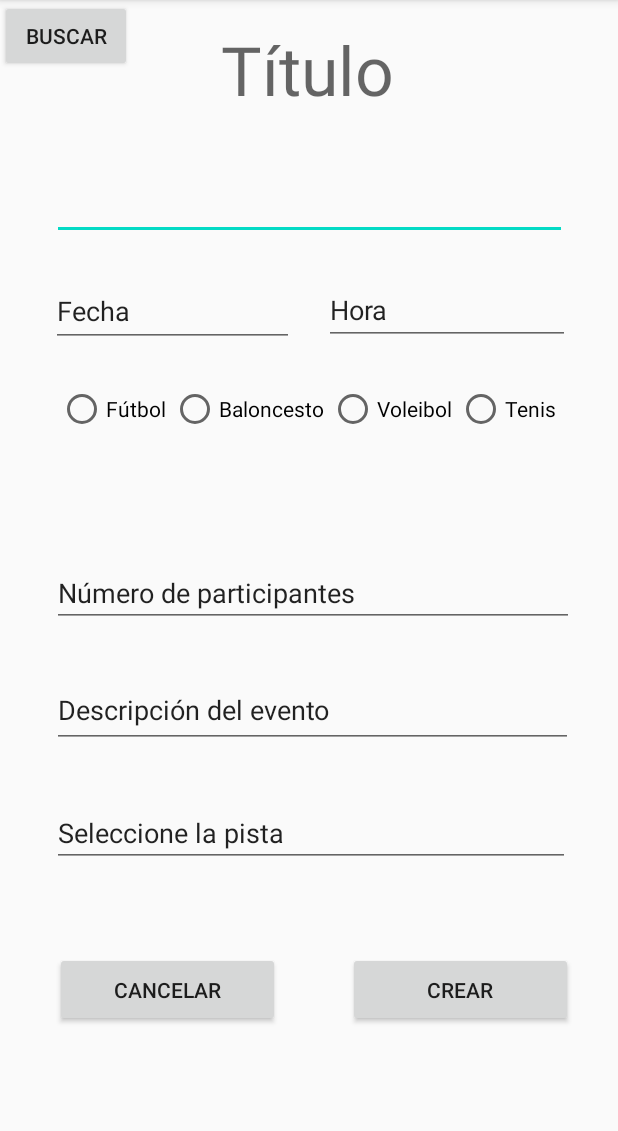
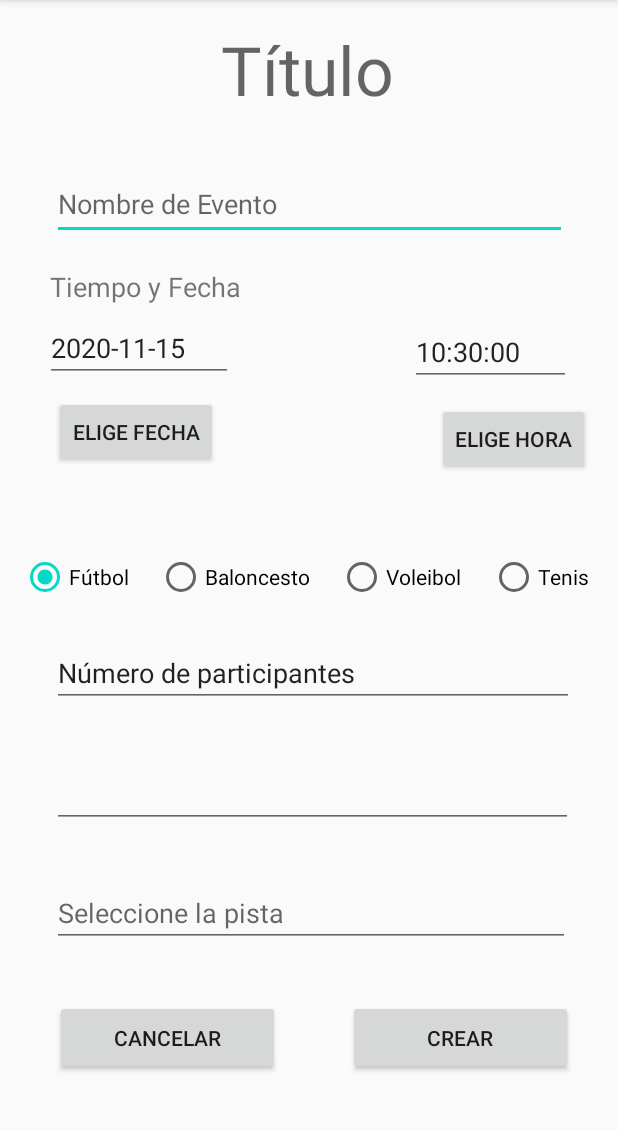
Before and after one commit to acm1997/TeamMatch, an Android app: the CrearEventoActivity screen opened directly, with no data from a screen before it, on a phone screen of 412 x 824 dp, the part 84-1215 px from its top. Run offline under Robolectric (Android 15) with nearby library versions, the phone set to English and light mode, and no system bars.

Commit message:
Commit crear evento tiempo y hora

```diff
--- a/app/src/main/java/com/example/teammatch/activities/CrearEventoActivity.java
+++ b/app/src/main/java/com/example/teammatch/activities/CrearEventoActivity.java
@@ -1,12 +1,19 @@
 package com.example.teammatch.activities;
 
+import android.app.DatePickerDialog;
+import android.app.Dialog;
+import android.app.DialogFragment;
+import android.app.TimePickerDialog;
 import android.content.Intent;
 import android.os.Bundle;
 import android.view.View;
 import android.widget.Button;
+import android.widget.DatePicker;
 import android.widget.EditText;
 import android.widget.RadioButton;
 import android.widget.RadioGroup;
+import android.widget.TextView;
+import android.widget.TimePicker;
 
 import androidx.appcompat.app.AppCompatActivity;
 
@@ -14,9 +21,20 @@ import com.example.teammatch.R;
 import com.example.teammatch.objects.Evento;
 import com.example.teammatch.objects.Evento.Deporte;
 
+import java.util.Calendar;
 import java.util.Date;
 
 public class CrearEventoActivity extends AppCompatActivity {
+
+    // 7 days in milliseconds - 7 * 24 * 60 * 60 * 1000
+    private static final int SEVEN_DAYS = 604800000;
+
+    private static final String TAG = "Lab-UserInterface";
+
+    private static String horaString;
+    private static String fechaString;
+    private static TextView fechaView;
+    private static TextView horaView;
 
     private EditText mNombre;
     private Date mFecha;
@@ -31,11 +49,41 @@ public class CrearEventoActivity extends AppCompatActivity {
     protected void onCreate(Bundle savedInstanceState) {
         super.onCreate(savedInstanceState);
         setContentView(R.layout.nuevo_evento);
-      //  TextView tVSaludo = findViewById(R.id.tVSaludo);
+        mNombre = (EditText) findViewById(R.id.nombreEvento);
+        mParticipantes =(EditText) findViewById(R.id.numParticipantes);
+        mDescripcion = (EditText) findViewById(R.id.descEvento);
+        mDeportes = (RadioGroup) findViewById(R.id.radioGroup);
+        mDefaultDeporte = (RadioButton) findViewById(R.id.radioFutbol);
+        fechaView = (TextView) findViewById(R.id.fecha);
+        horaView = (TextView) findViewById(R.id.hora);
 
-        final EditText tVNombreEvento = findViewById(R.id.nombreEvent);
-        final EditText tVFechaEvento = findViewById(R.id.fechaEvento);
+        // Set the default date and time
 
+        setDefaultDateTime();
+
+        // OnClickListener for the Date button, calls showDatePickerDialog() to show
+        // the Date dialog
+
+        final Button datePickerButton = (Button) findViewById(R.id.botonfecha);
+        datePickerButton.setOnClickListener(new View.OnClickListener() {
+
+            @Override
+            public void onClick(View v) {
+                showDatePickerDialog();
+            }
+        });
+
+        // OnClickListener for the Time button, calls showTimePickerDialog() to show
+        // the Time Dialog
+
+        final Button timePickerButton = (Button) findViewById(R.id.botonhora);
+        timePickerButton.setOnClickListener(new View.OnClickListener() {
+
+            @Override
+            public void onClick(View v) {
+                showTimePickerDialog();
+            }
+        });
 
 
         final Button cancelButton = (Button) findViewById(R.id.cancelButton);
@@ -47,14 +95,6 @@ public class CrearEventoActivity extends AppCompatActivity {
             }
         });
 
-        final Button botonBuscar = findViewById(R.id.idBotonBuscar);
-        botonBuscar.setOnClickListener(new View.OnClickListener() {
-            @Override
-            public void onClick(View view) {
-                Intent intent2 = new Intent(CrearEventoActivity.this, buscarActivity.class); //MainActivity.this es el MainActivity,IMPORTANTE porque en este caso si ponemos solo this se refiere a la clase creada OneClickListener
-                startActivityForResult(intent2, BUSCAR_EVENTO_REQUEST);
-            }
-        });
 
         final  Button submitButton = findViewById(R.id.buttonCrear);
         submitButton.setOnClickListener(new View.OnClickListener() {
@@ -77,10 +117,123 @@ public class CrearEventoActivity extends AppCompatActivity {
 
     }
 
+    private void setDefaultDateTime() {
+
+        // Default is current time + 7 days
+        mFecha = new Date();
+        mFecha = new Date(mFecha.getTime() + SEVEN_DAYS);
+
+        Calendar c = Calendar.getInstance();
+        c.setTime(mFecha);
+
+        setDateString(c.get(Calendar.YEAR), c.get(Calendar.MONTH),
+                c.get(Calendar.DAY_OF_MONTH));
+
+        fechaView.setText(fechaString);
+
+        setTimeString(c.get(Calendar.HOUR_OF_DAY), c.get(Calendar.MINUTE),
+                c.get(Calendar.MILLISECOND));
+
+        horaView.setText(horaString);
+    }
+
+    private static void setDateString(int year, int monthOfYear, int dayOfMonth) {
+
+        // Increment monthOfYear for Calendar/Date -> Time Format setting
+        monthOfYear++;
+        String mon = "" + monthOfYear;
+        String day = "" + dayOfMonth;
+
+        if (monthOfYear < 10)
+            mon = "0" + monthOfYear;
+        if (dayOfMonth < 10)
+            day = "0" + dayOfMonth;
+
+        fechaString = year + "-" + mon + "-" + day;
+    }
+
+    private static void setTimeString(int hourOfDay, int minute, int mili) {
+        String hour = "" + hourOfDay;
+        String min = "" + minute;
+
+        if (hourOfDay < 10)
+            hour = "0" + hourOfDay;
+        if (minute < 10)
+            min = "0" + minute;
+
+        horaString = hour + ":" + min + ":00";
+    }
+
+    private void showDatePickerDialog() {
+        DatePickerFragment dpf = new DatePickerFragment();
+        dpf.show(getFragmentManager(),"dpf");
+
+    }
+
+    private void showTimePickerDialog() {
+        TimePickerFragment tpf = new TimePickerFragment();
+        tpf.show(getFragmentManager(),"tpf");
+
+
+    }
+
+    // DialogFragment used to pick a ToDoItem deadline date
+
+    public static class DatePickerFragment extends DialogFragment implements
+            DatePickerDialog.OnDateSetListener {
+
+        @Override
+        public Dialog onCreateDialog(Bundle savedInstanceState) {
+
+            // Use the current date as the default date in the picker
+
+            final Calendar c = Calendar.getInstance();
+            int year = c.get(Calendar.YEAR);
+            int month = c.get(Calendar.MONTH);
+            int day = c.get(Calendar.DAY_OF_MONTH);
+
+            // Create a new instance of DatePickerDialog and return it
+            return new DatePickerDialog(getActivity(), this, year, month, day);
+        }
+
+        @Override
+        public void onDateSet(DatePicker view, int year, int monthOfYear,
+                              int dayOfMonth) {
+            setDateString(year, monthOfYear, dayOfMonth);
+
+            fechaView.setText(fechaString);
+        }
+
+    }
+
+    // DialogFragment used to pick a ToDoItem deadline time
+
+    public static class TimePickerFragment extends DialogFragment implements
+            TimePickerDialog.OnTimeSetListener {
+
+        @Override
+        public Dialog onCreateDialog(Bundle savedInstanceState) {
+
+            // Use the current time as the default values for the picker
+            final Calendar c = Calendar.getInstance();
+            int hour = c.get(Calendar.HOUR_OF_DAY);
+            int minute = c.get(Calendar.MINUTE);
+
+            // Create a new instance of TimePickerDialog and return
+            return new TimePickerDialog(getActivity(), this, hour, minute,
+                    true);
+        }
+
+        public void onTimeSet(TimePicker view, int hourOfDay, int minute) {
+            setTimeString(hourOfDay, minute, 0);
+
+            horaView.setText(horaString);
+        }
+    }
     private Deporte getDeporte() {
 
         switch (mDeportes.getCheckedRadioButtonId()) {
-            case R.id.radioFutboll: {
+            case R.id.radioFutbol: {
                 return Deporte.FUTBOL;
             }
             case R.id.radioBaloncesto: {
--- a/app/src/main/res/layout/nuevo_evento.xml
+++ b/app/src/main/res/layout/nuevo_evento.xml
@@ -19,61 +19,35 @@
         app:layout_constraintVertical_bias="0.023" />
 
     <EditText
-        android:id="@+id/nombreEvent"
+        android:id="@+id/nombreEvento"
         android:layout_width="343dp"
         android:layout_height="48dp"
         android:layout_marginTop="96dp"
         android:layout_weight="1"
         android:ems="10"
+        android:hint="Nombre de Evento"
         android:inputType="textPersonName"
         app:layout_constraintEnd_toEndOf="parent"
         app:layout_constraintStart_toStartOf="parent"
         app:layout_constraintTop_toTopOf="@+id/tVSaludo" />
 
-    <EditText
-        android:id="@+id/fechaEvento"
-        android:layout_width="162dp"
-        android:layout_height="47dp"
-        android:layout_marginTop="168dp"
-        android:ems="10"
-        android:inputType="date"
-        android:text="Fecha"
-        app:layout_constraintEnd_toEndOf="parent"
-        app:layout_constraintHorizontal_bias="0.136"
-        app:layout_constraintStart_toStartOf="parent"
-        app:layout_constraintTop_toTopOf="@+id/tVSaludo" />
-
-    <EditText
-        android:id="@+id/horaEvento"
-        android:layout_width="164dp"
-        android:layout_height="46dp"
-        android:layout_marginTop="168dp"
-        android:ems="10"
-        android:inputType="time"
-        android:text="Hora"
-        app:layout_constraintBottom_toBottomOf="parent"
-        app:layout_constraintEnd_toEndOf="parent"
-        app:layout_constraintHorizontal_bias="0.87"
-        app:layout_constraintStart_toStartOf="parent"
-        app:layout_constraintTop_toTopOf="@+id/tVSaludo"
-        app:layout_constraintVertical_bias="0.0" />
-
     <RadioGroup
         android:id="@+id/radioGroup"
-        android:layout_width="335dp"
-        android:layout_height="85dp"
+        android:layout_width="398dp"
+        android:layout_height="31dp"
         android:orientation="horizontal"
         app:layout_constraintBottom_toBottomOf="parent"
         app:layout_constraintEnd_toEndOf="parent"
+        app:layout_constraintHorizontal_bias="1.0"
         app:layout_constraintStart_toStartOf="parent"
-        app:layout_constraintTop_toTopOf="parent"
-        app:layout_constraintVertical_bias="0.376" >
+        app:layout_constraintTop_toTopOf="parent">
 
         <RadioButton
-            android:id="@+id/radioFutboll"
+            android:id="@+id/radioFutbol"
             android:layout_width="wrap_content"
             android:layout_height="wrap_content"
             android:layout_weight="1"
+            android:checked="true"
             android:text="Fútbol" />
 
         <RadioButton
@@ -103,6 +77,7 @@
         android:layout_width="348dp"
         android:layout_height="45dp"
         android:ems="10"
+        android:hint="Número de participantes"
         android:inputType="textPersonName"
         android:text="Número de participantes"
         app:layout_constraintBottom_toBottomOf="parent"
@@ -119,7 +94,6 @@
         android:layout_marginTop="76dp"
         android:ems="10"
         android:inputType="textPersonName"
-        android:text="Descripción del evento"
         app:layout_constraintEnd_toEndOf="parent"
         app:layout_constraintHorizontal_bias="0.531"
         app:layout_constraintStart_toStartOf="parent"
@@ -131,8 +105,8 @@
         android:layout_height="45dp"
         android:layout_marginTop="84dp"
         android:ems="10"
+        android:hint="Seleccione la pista"
         android:inputType="textPersonName"
-        android:text="Seleccione la pista"
         app:layout_constraintEnd_toEndOf="parent"
         app:layout_constraintHorizontal_bias="0.515"
         app:layout_constraintStart_toStartOf="parent"
@@ -162,12 +136,67 @@
         app:layout_constraintTop_toBottomOf="@+id/selPista"
         app:layout_constraintVertical_bias="0.405" />
 
+    <TextView
+        android:id="@+id/textView"
+        android:layout_width="138dp"
+        android:layout_height="25dp"
+        android:text="Tiempo y Fecha"
+        android:textSize="18sp"
+        app:layout_constraintBottom_toBottomOf="parent"
+        app:layout_constraintEnd_toEndOf="parent"
+        app:layout_constraintHorizontal_bias="0.122"
+        app:layout_constraintStart_toStartOf="parent"
+        app:layout_constraintTop_toBottomOf="@+id/nombreEvento"
+        app:layout_constraintVertical_bias="0.032" />
+
+    <EditText
+        android:id="@+id/fecha"
+        android:layout_width="125dp"
+        android:layout_height="41dp"
+        android:ems="10"
+        android:inputType="date"
+        app:layout_constraintBottom_toBottomOf="parent"
+        app:layout_constraintEnd_toEndOf="parent"
+        app:layout_constraintHorizontal_bias="0.105"
+        app:layout_constraintStart_toStartOf="parent"
+        app:layout_constraintTop_toBottomOf="@+id/textView"
+        app:layout_constraintVertical_bias="0.018" />
+
+    <EditText
+        android:id="@+id/hora"
+        android:layout_width="107dp"
+        android:layout_height="44dp"
+        android:ems="10"
+        android:inputType="time"
+        app:layout_constraintBottom_toBottomOf="parent"
+        app:layout_constraintEnd_toEndOf="parent"
+        app:layout_constraintHorizontal_bias="0.792"
+        app:layout_constraintStart_toEndOf="@+id/fecha"
+        app:layout_constraintTop_toBottomOf="@+id/textView"
+        app:layout_constraintVertical_bias="0.018" />
+
     <Button
-        android:id="@+id/idBotonBuscar"
+        android:id="@+id/botonfecha"
         android:layout_width="wrap_content"
         android:layout_height="wrap_content"
-        android:text="Buscar"
-        tools:layout_editor_absoluteX="167dp"
-        tools:layout_editor_absoluteY="676dp" />
+        android:text="ELIGE FECHA"
+        app:layout_constraintBottom_toBottomOf="parent"
+        app:layout_constraintEnd_toEndOf="parent"
+        app:layout_constraintHorizontal_bias="0.119"
+        app:layout_constraintStart_toStartOf="parent"
+        app:layout_constraintTop_toBottomOf="@+id/fecha"
+        app:layout_constraintVertical_bias="0.02" />
+
+    <Button
+        android:id="@+id/botonhora"
+        android:layout_width="wrap_content"
+        android:layout_height="wrap_content"
+        android:text="ELIGE HORA"
+        app:layout_constraintBottom_toBottomOf="parent"
+        app:layout_constraintEnd_toEndOf="parent"
+        app:layout_constraintHorizontal_bias="0.888"
+        app:layout_constraintStart_toEndOf="@+id/botonfecha"
+        app:layout_constraintTop_toBottomOf="@+id/hora"
+        app:layout_constraintVertical_bias="0.024" />
 
 </androidx.constraintlayout.widget.ConstraintLayout>
```
